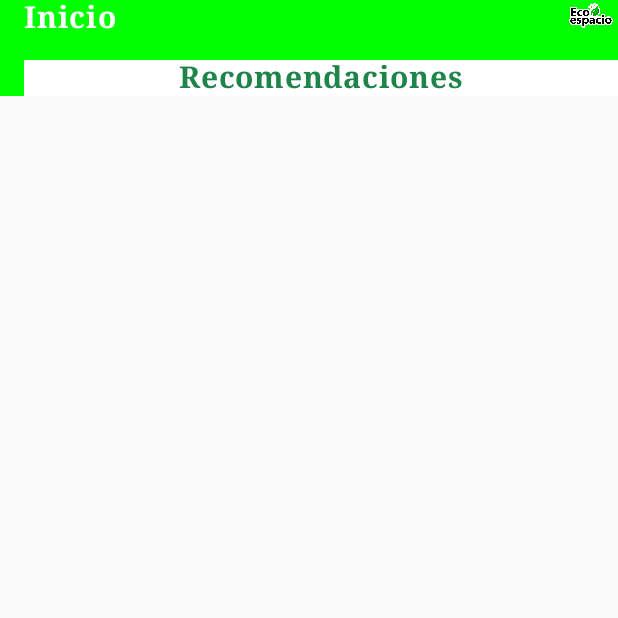
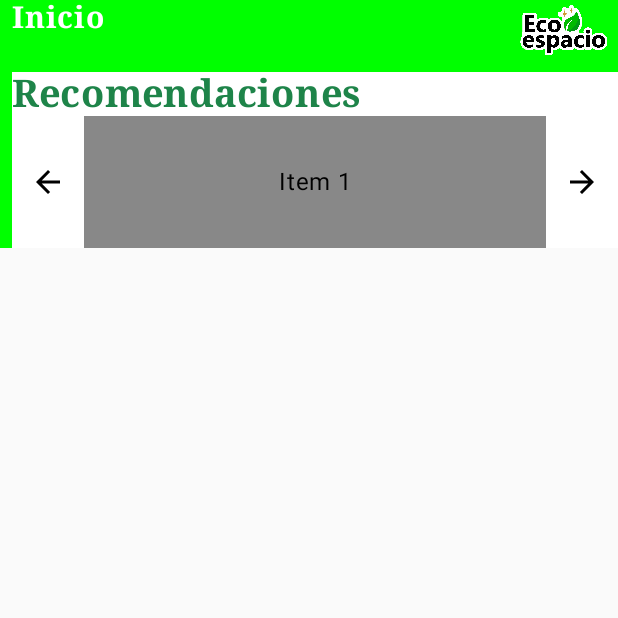
Before and after one commit to CharismaticTopHat/Eco-Life, an Android app built with Jetpack Compose: the screen it shows after launch (MainActivity), on a phone screen of 412 x 824 dp, the top half of it. Run offline under Robolectric (Android 15) with nearby library versions, the phone set to English and light mode, and no system bars.

Commit message:
Android - Added Lazy Row / Text Carrousel

```diff
--- a/Codigo/Android/app/src/main/java/com/example/eco_life/MainActivity.kt
+++ b/Codigo/Android/app/src/main/java/com/example/eco_life/MainActivity.kt
@@ -3,21 +3,16 @@ package com.example.eco_life
 import android.os.Bundle
 import androidx.activity.ComponentActivity
 import androidx.activity.compose.setContent
-import androidx.activity.enableEdgeToEdge
 import androidx.compose.foundation.Image
 import androidx.compose.foundation.background
 import androidx.compose.foundation.layout.Arrangement
 import androidx.compose.foundation.layout.Column
 import androidx.compose.foundation.layout.Row
-import androidx.compose.foundation.layout.fillMaxSize
 import androidx.compose.foundation.layout.fillMaxWidth
 import androidx.compose.foundation.layout.height
 import androidx.compose.foundation.layout.padding
-import androidx.compose.material3.Scaffold
 import androidx.compose.material3.Text
 import androidx.compose.runtime.Composable
-import androidx.compose.ui.Alignment
-import androidx.compose.ui.Modifier
 import androidx.compose.ui.graphics.Color
 import androidx.compose.ui.res.painterResource
 import androidx.compose.ui.text.font.FontFamily
@@ -26,6 +21,14 @@ import androidx.compose.ui.tooling.preview.Preview
 import androidx.compose.ui.unit.dp
 import androidx.compose.ui.unit.sp
 import com.example.eco_life.ui.theme.EcoLifeTheme
+import androidx.compose.foundation.lazy.LazyRow
+import androidx.compose.material.icons.Icons
+import androidx.compose.material.icons.filled.ArrowBack
+import androidx.compose.material.icons.filled.ArrowForward
+import androidx.compose.material3.*
+import androidx.compose.runtime.*
+import androidx.compose.ui.Alignment
+import androidx.compose.ui.Modifier
 
 class MainActivity : ComponentActivity() {
     override fun onCreate(savedInstanceState: Bundle?) {
@@ -39,6 +42,44 @@ class MainActivity : ComponentActivity() {
 }
 
 @Composable
+fun TextCarousel() {
+    var currentIndex by remember { mutableIntStateOf(0) }
+    val items = listOf("Item 1", "Item 2", "Item 3", "Item 4", "Item 5")
+
+    Row(
+        verticalAlignment = Alignment.CenterVertically,
+        horizontalArrangement = Arrangement.Center,
+        modifier = Modifier
+            .fillMaxWidth()
+    ) {
+        IconButton(onClick = { if (currentIndex > 0) currentIndex-- }) {
+            Icon(Icons.Default.ArrowBack, contentDescription = "Previous")
+        }
+
+        LazyRow(
+            modifier = Modifier
+                .weight(1f)
+                .background(Color.Gray),
+            horizontalArrangement = Arrangement.Center
+        ) {
+            items(items.size) { index ->
+                if (index == currentIndex) {
+                    Text(
+                        text = items[index],
+                        modifier = Modifier
+                            .padding(32.dp)
+                    )
+                }
+            }
+        }
+
+        IconButton(onClick = { if (currentIndex < items.size - 1) currentIndex++ }) {
+            Icon(Icons.Default.ArrowForward, contentDescription = "Next")
+        }
+    }
+}
+
+@Composable
 fun StartMenu() {
     val textSize = 20.sp
     val textHeight = textSize.value.dp
@@ -47,7 +88,7 @@ fun StartMenu() {
         modifier = Modifier
             .fillMaxWidth()
             .background(Color.Green)
-            .padding( start = 16.dp)
+            .padding(start = 8.dp)
     ) {
         Row(
             modifier = Modifier
@@ -75,24 +116,33 @@ fun StartMenu() {
                     painter = painterResource(id = R.drawable.eco_espacio),
                     contentDescription = "Eco Espacio Logo",
                     modifier = Modifier
-                        .height(textHeight)
+                        .height(textHeight*2)
                 )
             }
         }
         Row(
             modifier = Modifier
                 .fillMaxWidth()
-                .padding(start = 0.dp, top = 8.dp)
+                .padding(start = 0.dp)
                 .background(Color.White),
-            horizontalArrangement = Arrangement.Center
+            horizontalArrangement = Arrangement.Start
         ) {
             Text(
                 text = "Recomendaciones",
                 fontFamily = FontFamily.Serif,
                 fontWeight = FontWeight.Bold,
                 color = customColor,
-                fontSize = textSize
+                fontSize = textSize*1.25
             )
+        }
+        Row(
+            modifier = Modifier
+                .fillMaxWidth()
+                .padding(start = 0.dp)
+                .background(Color.White),
+            horizontalArrangement = Arrangement.Start
+        ) {
+            TextCarousel()
         }
     }
 }
```
Also changed, not shown: Codigo/Android/app/src/main/res/drawable-nodpi/leftarrow.png (added), Codigo/Android/app/src/main/res/drawable-nodpi/rightarrow.png (added).
